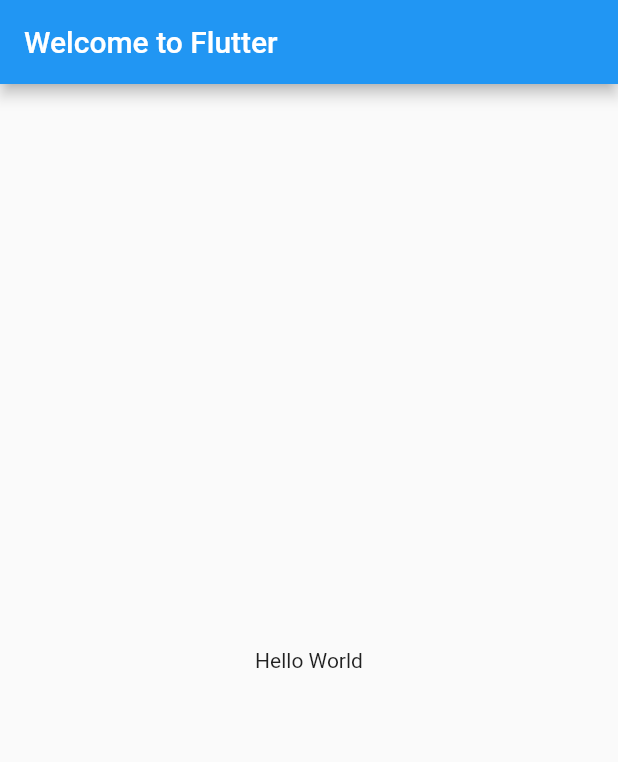
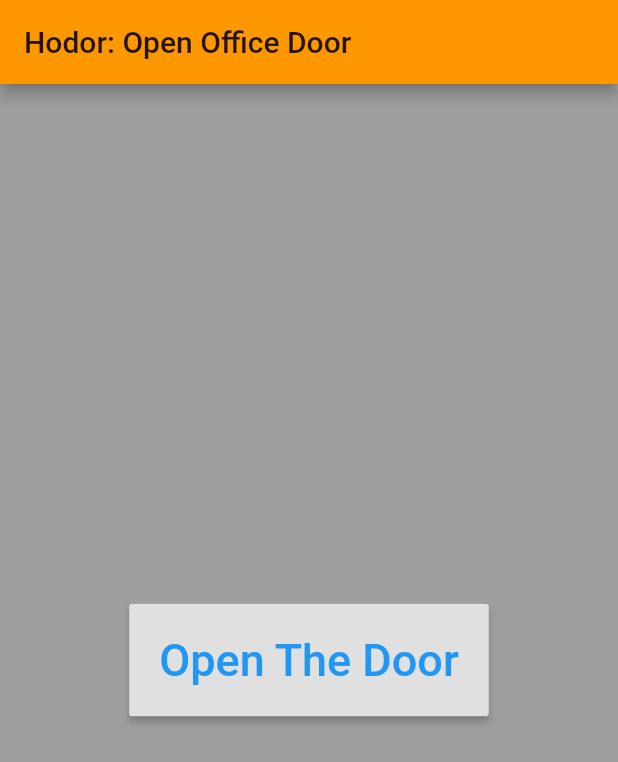
Before and after one commit to KI-labs/hodor-flutter-mobile, a Flutter app: the screen it shows after launch, on a phone screen of 412 x 824 dp. Shown: the top 762 px of the screen. Run offline on Flutter 3.47's test engine with Material 2 defaults, Android fonts, the phone set to English and light mode, and no system bars.

Commit message:
http added, basic UI done, app title updated

```diff
--- a/lib/main.dart
+++ b/lib/main.dart
@@ -1,20 +1,56 @@
 import 'package:flutter/material.dart';
+import 'package:http/http.dart' as http;
 
-void main() => runApp(new MyApp());
+void main() => runApp(new HodorApp());
 
-class MyApp extends StatelessWidget {
+class HodorApp extends StatelessWidget {
   @override
   Widget build(BuildContext context) {
+//    http.read("https://www.w3.org/TR/PNG/iso_8859-1.txt").then(debugPrint);
     return new MaterialApp(
-      title: 'Welcome to Flutter',
-      home: new Scaffold(
-        appBar: new AppBar(
-          title: new Text('Welcome to Flutter'),
-        ),
-        body: new Center(
-          child: new Text('Hello World'),
-        ),
+      title: 'Hodor',
+      theme: new ThemeData(
+        primarySwatch: Colors.orange,
       ),
+      home: new MainPage(),
     );
   }
 }
+
+class MainPage extends StatefulWidget {
+  MainPage({Key key}) : super(key: key);
+
+  @override
+  _MainPageState createState() => new _MainPageState();
+}
+
+class _MainPageState extends State<MainPage> {
+  // Default placeholder text
+  String textToShow = "I Like Flutter";
+
+  void _updateText() {
+    setState(() {
+      // update the text
+      textToShow = "Flutter is Awesome!";
+    });
+  }
+
+  @override
+  Widget build(BuildContext context) {
+
+    return new Scaffold(
+      backgroundColor: Colors.grey,
+      appBar: new AppBar(
+        title: new Text("Hodor: Open Office Door"),
+      ),
+      body: new Center(
+          child: new RaisedButton(
+        onPressed: _updateText,
+            padding: new EdgeInsets.only(left: 20.0, right: 20.0,
+                top: 20.0, bottom: 20.0),
+        child: new Text("Open The Door",
+            style: new TextStyle(fontSize: 30.0, color: Colors.blue)),
+      )),
+    );
+  }
+}
--- a/pubspec.yaml
+++ b/pubspec.yaml
@@ -8,6 +8,8 @@ dependencies:
   # The following adds the Cupertino Icons font to your application.
   # Use with the CupertinoIcons class for iOS style icons.
   cupertino_icons: ^0.1.0
+
+  http: '>=0.11.3+16'
 
 dev_dependencies:
   flutter_test:
```
Also changed, not shown: lib/main_old.dart (deleted, +0 -109 lines), pubspec.lock, 3 other files.
